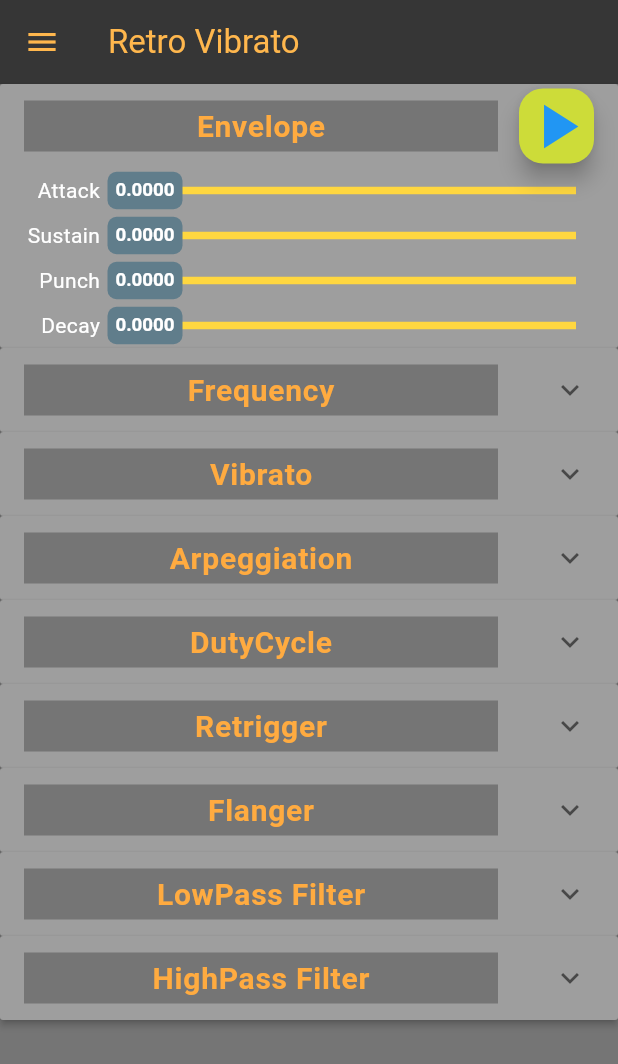
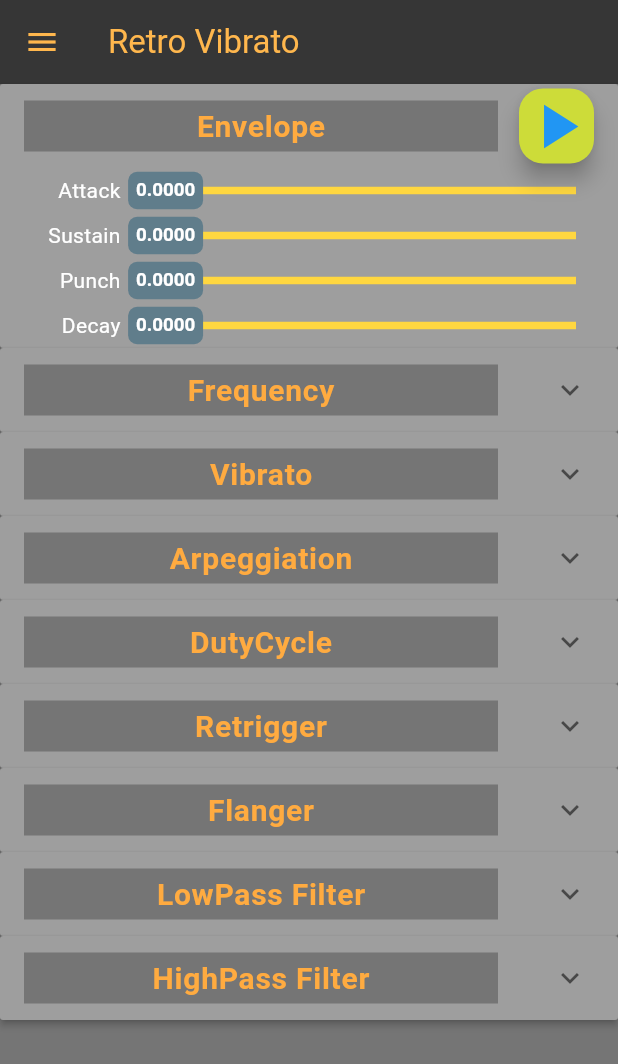
Before and after one commit to wdevore/RetroVibratoWeb, a Flutter app: the screen it shows after launch, after a tap on "Envelope", on a phone screen of 412 x 824 dp. Shown: the top 1064 px of the screen. Run offline on Flutter 3.47's test engine with Material 3 defaults, Android fonts, the phone set to English and light mode, and no system bars; our stand-ins replace file_picker.

Commit message:
adjusted slider header text width

```diff
--- a/retro_vibrato_web/lib/view/settings_slider.dart
+++ b/retro_vibrato_web/lib/view/settings_slider.dart
@@ -35,7 +35,7 @@ class SettingsSlider extends StatelessWidget {
               ),
             ),
             Expanded(
-              flex: 5,
+              flex: 4,
               child: SliderTheme(
                 data: SliderTheme.of(context).copyWith(
                   activeTrackColor: Colors.orange,
```
